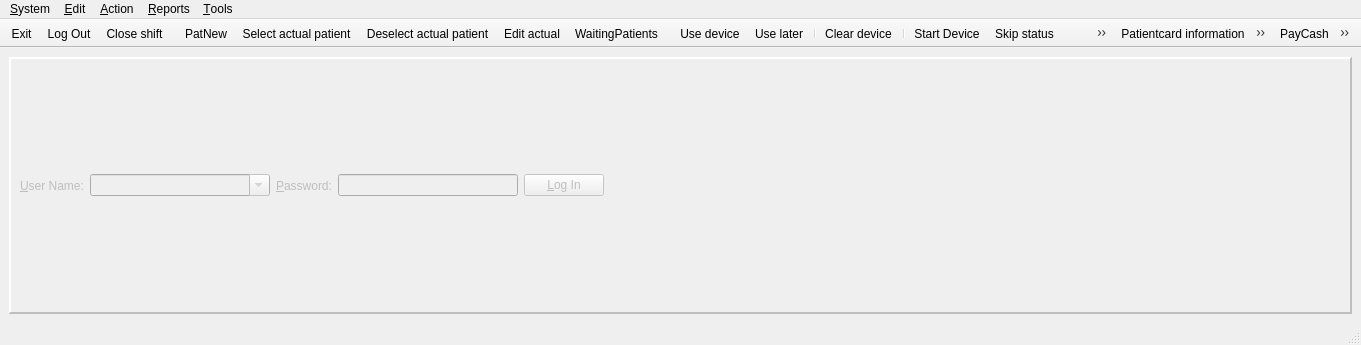
Above: client/wndmain.ui from tbikfalvi/Belenus before the change. Below: the same form after it.
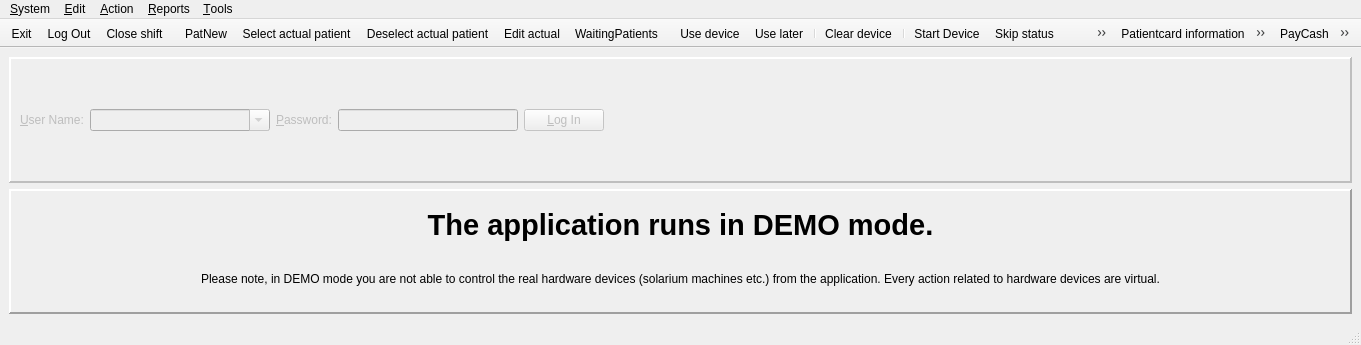
That is the form after the change. Icons and pictures are not drawn.

Commit message: Demo mod, beta install package

```diff
--- a/client/wndmain.ui
+++ b/client/wndmain.ui
@@ -111,6 +111,78 @@
       </layout>
      </widget>
     </item>
+    <item>
+     <widget class="QFrame" name="frmDemo">
+      <property name="frameShape">
+       <enum>QFrame::Panel</enum>
+      </property>
+      <property name="frameShadow">
+       <enum>QFrame::Raised</enum>
+      </property>
+      <property name="lineWidth">
+       <number>2</number>
+      </property>
+      <layout class="QHBoxLayout" name="horizontalLayout_2">
+       <item>
+        <spacer name="horizontalSpacer_2">
+         <property name="orientation">
+          <enum>Qt::Horizontal</enum>
+         </property>
+         <property name="sizeHint" stdset="0">
+          <size>
+           <width>217</width>
+           <height>20</height>
+          </size>
+         </property>
+        </spacer>
+       </item>
+       <item>
+        <layout class="QVBoxLayout" name="verticalLayout_2">
+         <item>
+          <widget class="QLabel" name="lblDemoMode">
+           <property name="font">
+            <font>
+             <pointsize>22</pointsize>
+             <weight>75</weight>
+             <bold>true</bold>
+            </font>
+           </property>
+           <property name="text">
+            <string>The application runs in DEMO mode.</string>
+           </property>
+           <property name="alignment">
+            <set>Qt::AlignCenter</set>
+           </property>
+          </widget>
+         </item>
+         <item>
+          <widget class="QLabel" name="lblDemoNotes">
+           <property name="text">
+            <string>Please note, in DEMO mode you are not able to control the real hardware devices (solarium machines etc.) from the application. Every action related to hardware devices are virtual.</string>
+           </property>
+           <property name="alignment">
+            <set>Qt::AlignCenter</set>
+           </property>
+          </widget>
+         </item>
+        </layout>
+       </item>
+       <item>
+        <spacer name="horizontalSpacer_3">
+         <property name="orientation">
+          <enum>Qt::Horizontal</enum>
+         </property>
+         <property name="sizeHint" stdset="0">
+          <size>
+           <width>216</width>
+           <height>20</height>
+          </size>
+         </property>
+        </spacer>
+       </item>
+      </layout>
+     </widget>
+    </item>
    </layout>
   </widget>
   <widget class="QMenuBar" name="menubar">
```
The commit also changes 13 other files.
